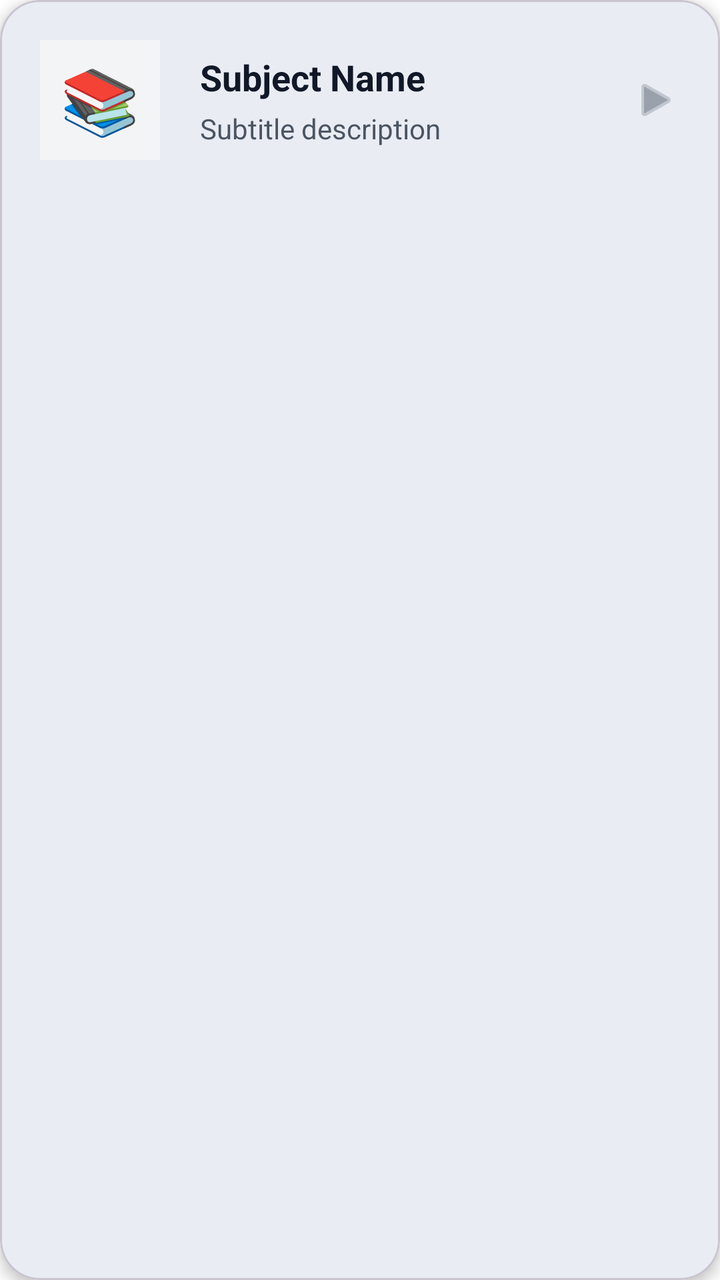
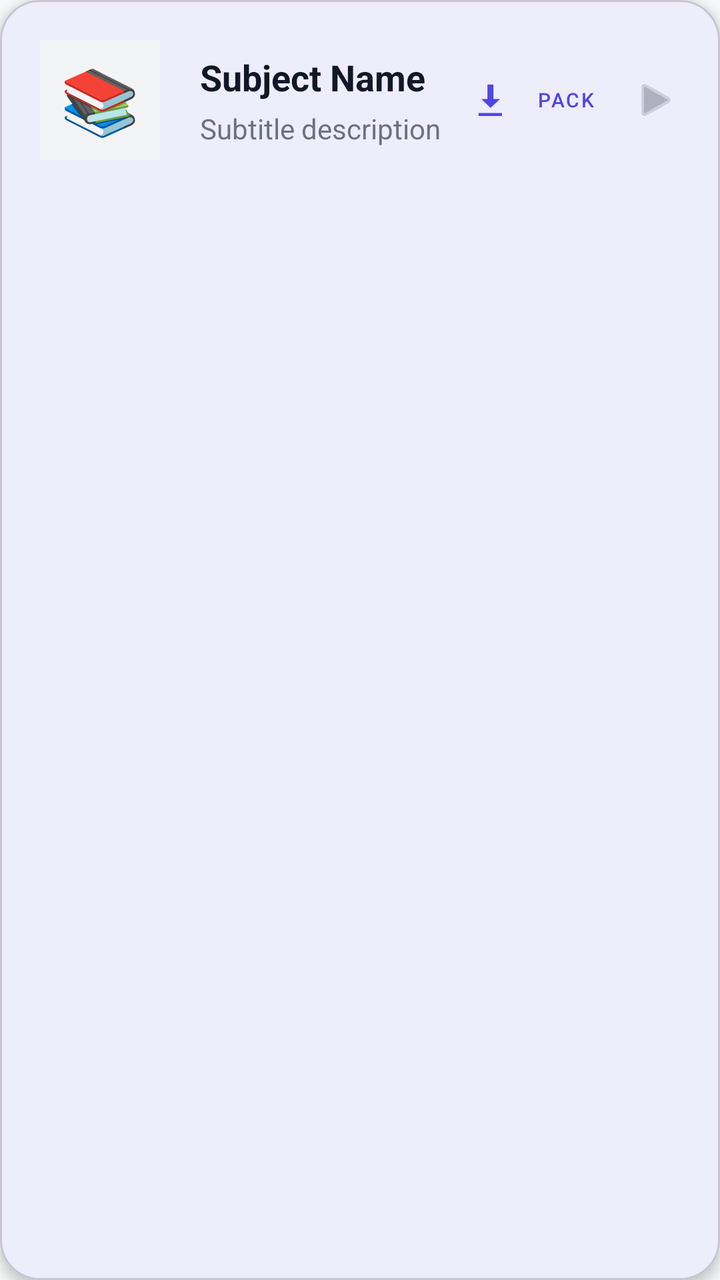

Before-and-after screenshots of an Android layout around one commit, followed by the original layout XML and the change that was made.
<!-- AndroidManifest.xml: application theme Theme.TestApp -->
<!-- res/layout/item_subject_card_vertical.xml -->
<?xml version="1.0" encoding="utf-8"?>
<com.google.android.material.card.MaterialCardView xmlns:android="http://schemas.android.com/apk/res/android"
    xmlns:app="http://schemas.android.com/apk/res-auto"
    android:layout_width="match_parent"
    android:layout_height="wrap_content"
    android:layout_marginBottom="16dp"
    android:clickable="true"
    android:focusable="true"
    android:foreground="?attr/selectableItemBackground"
    app:cardCornerRadius="20dp"
    app:cardElevation="4dp">

    <LinearLayout
        android:layout_width="match_parent"
        android:layout_height="wrap_content"
        android:gravity="center_vertical"
        android:orientation="horizontal"
        android:padding="20dp">

        <TextView
            android:id="@+id/tvSubjectEmoji"
            android:layout_width="60dp"
            android:layout_height="60dp"
            android:background="#F3F4F6"
            android:gravity="center"
            android:text="📚"
            android:textSize="32sp" />

        <LinearLayout
            android:layout_width="0dp"
            android:layout_height="wrap_content"
            android:layout_marginStart="20dp"
            android:layout_weight="1"
            android:orientation="vertical">

            <TextView
                android:id="@+id/subjectNameText"
                android:layout_width="wrap_content"
                android:layout_height="wrap_content"
                android:text="Subject Name"
                android:textColor="@color/text_primary"
                android:textSize="18sp"
                android:textStyle="bold" />

            <TextView
                android:id="@+id/subjectStatusText"
                android:layout_width="wrap_content"
                android:layout_height="wrap_content"
                android:layout_marginTop="4dp"
                android:text="Subtitle description"
                android:textColor="@color/text_secondary"
                android:textSize="14sp" />
        </LinearLayout>

        <ImageView
            android:layout_width="24dp"
            android:layout_height="24dp"
            android:alpha="0.5"
            android:src="@android:drawable/ic_media_play"
            app:tint="@color/text_secondary" />

    </LinearLayout>
</com.google.android.material.card.MaterialCardView>
<!-- resources referenced by this layout -->
<resources>
  <color name="text_primary">#111827</color>
  <color name="text_secondary">#4B5563</color>
  <style name="Theme.TestApp" parent="Base.Theme.TestApp" />
  <style name="Base.Theme.TestApp" parent="Theme.Material3.DayNight.NoActionBar">
          
          <item name="colorPrimary">@color/colorPrimary</item>
          <item name="colorPrimaryVariant">@color/colorPrimaryDark</item>
          <item name="colorOnPrimary">@color/white</item>
  
          
          <item name="colorSecondary">@color/colorAccent</item>
          <item name="colorOnSecondary">@color/white</item>
  
          
          <item name="android:windowBackground">@color/dashboard_bg</item>
          <item name="colorSurface">@color/card_bg</item>
          <item name="colorOnSurface">@color/text_primary</item>
  
          
          <item name="android:statusBarColor">@color/colorPrimary</item>
          <item name="android:windowLightStatusBar">false</item>
      </style>
  <color name="colorPrimary">#1E3A8A</color>
  <color name="colorPrimaryDark">#1E3A8A</color>
  <color name="white">#FFFFFFFF</color>
  <color name="colorAccent">#3B82F6</color>
  <color name="dashboard_bg">#FFFFFF</color>
  <color name="card_bg">#FFFFFF</color>
</resources>

<!-- the commit's change to res/layout/item_subject_card_vertical.xml (unified diff, before → after) -->
@@ -52,7 +52,18 @@
                 android:textSize="14sp" />
         </LinearLayout>
 
+        <com.google.android.material.button.MaterialButton
+            android:id="@+id/btnDownloadPack"
+            style="@style/Widget.MaterialComponents.Button.TextButton.Icon"
+            android:layout_width="wrap_content"
+            android:layout_height="wrap_content"
+            android:text="Pack"
+            android:textSize="10sp"
+            app:icon="@android:drawable/stat_sys_download"
+            app:iconSize="18dp" />
+
         <ImageView
+            android:id="@+id/ivArrow"
             android:layout_width="24dp"
             android:layout_height="24dp"
             android:alpha="0.5"
<!-- resource entries referenced after the edit -->
@@ -1,32 +1,53 @@
 <!-- resources referenced by this layout -->
 <resources>
-  <color name="text_primary">#111827</color>
-  <color name="text_secondary">#4B5563</color>
+  <color name="text_primary">@color/text_primary_dark</color>
+  <color name="text_secondary">@color/text_secondary_grey</color>
   <style name="Theme.TestApp" parent="Base.Theme.TestApp" />
+  <color name="text_primary_dark">#111827</color>
+  <color name="text_secondary_grey">#6B7280</color>
   <style name="Base.Theme.TestApp" parent="Theme.Material3.DayNight.NoActionBar">
           
-          <item name="colorPrimary">@color/colorPrimary</item>
-          <item name="colorPrimaryVariant">@color/colorPrimaryDark</item>
+          <item name="colorPrimary">@color/blue_600</item>
           <item name="colorOnPrimary">@color/white</item>
+          <item name="colorPrimaryContainer">@color/blue_500</item>
+          <item name="colorOnPrimaryContainer">@color/white</item>
   
           
-          <item name="colorSecondary">@color/colorAccent</item>
+          <item name="colorSecondary">@color/slate_700</item>
           <item name="colorOnSecondary">@color/white</item>
+          <item name="colorSecondaryContainer">#E0E7FF</item>
+          <item name="colorOnSecondaryContainer">@color/blue_600</item>
   
           
-          <item name="android:windowBackground">@color/dashboard_bg</item>
-          <item name="colorSurface">@color/card_bg</item>
-          <item name="colorOnSurface">@color/text_primary</item>
+          <item name="android:windowBackground">@color/slate_50</item>
+          <item name="colorSurface">@color/white</item>
+          <item name="colorOnSurface">@color/slate_900</item>
+          <item name="colorSurfaceVariant">#F3F4F6</item>
+          <item name="colorOnSurfaceVariant">@color/slate_700</item>
+          <item name="colorOutline">@color/slate_200</item>
   
           
-          <item name="android:statusBarColor">@color/colorPrimary</item>
-          <item name="android:windowLightStatusBar">false</item>
+          <item name="android:textColorPrimary">@color/slate_900</item>
+          <item name="android:textColorSecondary">@color/slate_500</item>
+  
+          
+          <item name="android:statusBarColor">@color/white</item>
+          <item name="android:windowLightStatusBar">true</item>
+  
+          
+          <item name="itemIconTint">@color/nav_item_colors</item>
+          <item name="itemTextColor">@color/nav_item_colors</item>
       </style>
-  <color name="colorPrimary">#1E3A8A</color>
-  <color name="colorPrimaryDark">#1E3A8A</color>
+  <color name="blue_600">@color/primary_indigo</color>
   <color name="white">#FFFFFFFF</color>
-  <color name="colorAccent">#3B82F6</color>
-  <color name="dashboard_bg">#FFFFFF</color>
-  <color name="card_bg">#FFFFFF</color>
+  <color name="blue_500">#6366F1</color>
+  <color name="slate_700">#374151</color>
+  <color name="slate_50">@color/background_off_white</color>
+  <color name="slate_900">@color/text_primary_dark</color>
+  <color name="slate_200">@color/border_light_grey</color>
+  <color name="slate_500">@color/text_secondary_grey</color>
+  <color name="primary_indigo">#4F46E5</color>
+  <color name="background_off_white">#F9FAFB</color>
+  <color name="border_light_grey">#E5E7EB</color>
 </resources>
 
